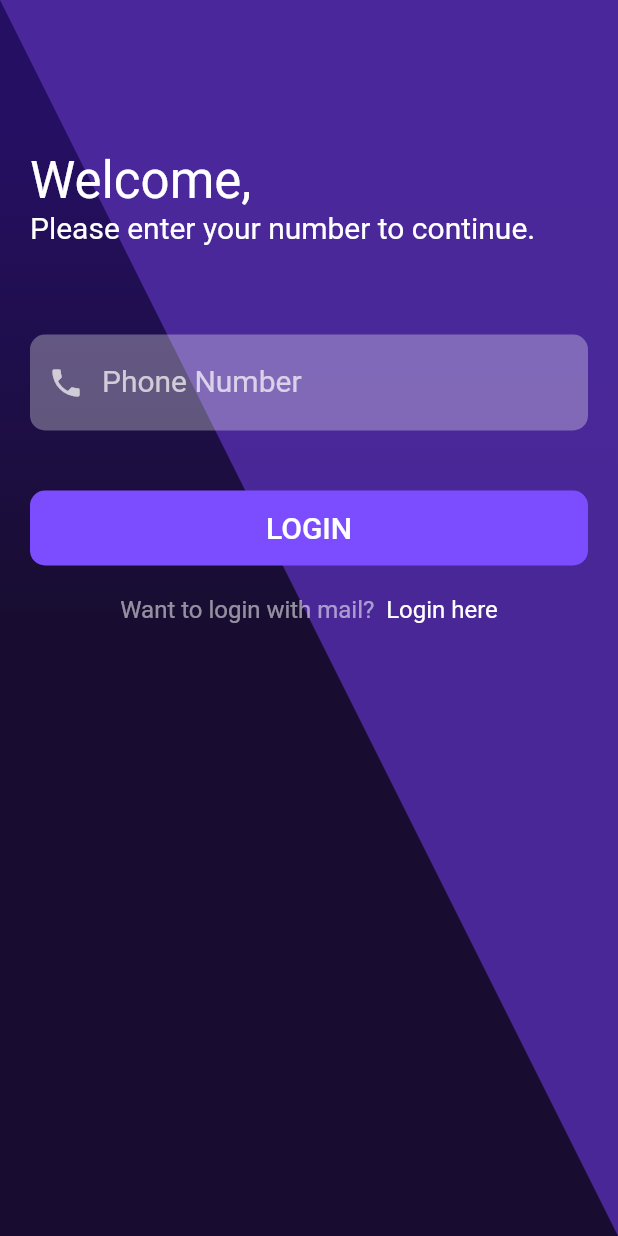
After one commit to bornakpaul/flakyFitness_profile, a Flutter app: the screen it shows after launch, after a tap on "OTP LOGIN", on a phone screen of 412 x 824 dp. The commit adds this screen. Run offline on Flutter 3.47's test engine with Material 2 defaults, Android fonts, the phone set to English and light mode, and no system bars; our stand-ins replace firebase_auth; accounts and stored records are empty; network calls fail.

Commit message:
Login with OTP through phone number implemented

```diff
--- a/lib/screens/LoginPage.dart
+++ b/lib/screens/LoginPage.dart
@@ -3,6 +3,7 @@ import 'package:flutter/gestures.dart';
 import 'package:flutter/material.dart';
 import 'package:profile_flutter_app/painters/background_painter.dart';
 import 'package:profile_flutter_app/screens/Profile%20Page.dart';
+import 'package:profile_flutter_app/screens/phoneLoginPage.dart';
 
 import 'RegisterPage.dart';
 
@@ -149,7 +150,7 @@ class _LoginPageState extends State<LoginPage> {
                           print("error");
                         }
                       },
-                      child:Text("REGISTER",style: TextStyle(fontSize: 20,color: Colors.white),),
+                      child:Text("LOGIN",style: TextStyle(fontSize: 20,color: Colors.white),),
                     ),
                   ),
                   SizedBox(height: 20.0,),
@@ -177,6 +178,21 @@ class _LoginPageState extends State<LoginPage> {
                       ],
                     ),
                   ),
+                  SizedBox(height: 40.0,),
+                  Container(
+                    width: double.infinity,
+                    height: 50,
+                    decoration: BoxDecoration(
+                        borderRadius: BorderRadius.circular(10.0),
+                        color: Colors.deepPurpleAccent
+                    ),
+                    child: FlatButton(
+                      onPressed: (){
+                        Navigator.push(context, MaterialPageRoute(builder: (context)=> phoneLoginPage()));
+                    },
+                      child: Text("OTP LOGIN",style: TextStyle(fontSize: 20,color: Colors.white),),
+                    )
+                  ),
                 ],
               ),
             ),
--- a/lib/screens/Profile Page.dart
+++ b/lib/screens/Profile Page.dart
@@ -1,5 +1,6 @@
 import 'dart:ui';
 
+import 'package:firebase_auth/firebase_auth.dart';
 import 'package:flutter/material.dart';
 import 'package:profile_flutter_app/screens/GymDescriptionPage.dart';
 import 'package:profile_flutter_app/screens/accountPage.dart';
--- /dev/null
+++ b/lib/screens/phoneLoginPage.dart
@@ -0,0 +1,201 @@
+import 'package:firebase_auth/firebase_auth.dart';
+import 'package:flutter/gestures.dart';
+import 'package:flutter/material.dart';
+import 'package:profile_flutter_app/painters/background_painter.dart';
+import 'package:profile_flutter_app/screens/Profile%20Page.dart';
+
+import 'LoginPage.dart';
+import 'RegisterPage.dart';
+
+class phoneLoginPage extends StatefulWidget {
+  @override
+  _phoneLoginPageState createState() => _phoneLoginPageState();
+}
+
+class _phoneLoginPageState extends State<phoneLoginPage> {
+
+  final _phoneController = TextEditingController();
+  final _codeController = TextEditingController();
+
+  Future<bool> loginUser( String phone, BuildContext context) async{
+    FirebaseAuth _auth = FirebaseAuth.instance;
+
+    _auth.verifyPhoneNumber(
+        phoneNumber: phone,
+        timeout: Duration(seconds: 60),
+        verificationCompleted: (AuthCredential credential) async {
+          Navigator.of(context).pop();
+          AuthResult result = await _auth.signInWithCredential(credential);
+
+          FirebaseUser user = result.user;
+
+          if(user != null){
+            Navigator.push(context, MaterialPageRoute(builder: (context)=> ProfilePage()));
+          }else{
+            print("Error");
+          }
+          //This callback would get called when verification is done automatically
+        },
+        verificationFailed: (AuthException exception){
+          print(exception);
+        },
+        codeSent: (String verificationId, [int forceResendingToken]){
+          showDialog(
+              context: context,
+              barrierDismissible: false,
+              builder: (context){
+                return AlertDialog(
+                  title: Text("Type the code"),
+                  content: Column(
+                    mainAxisSize: MainAxisSize.min,
+                    children: <Widget>[
+                      TextField(
+                        controller: _codeController,
+                      )
+                    ],
+                  ),
+                  actions: <Widget>[
+                    FlatButton(
+                        child: Text("Confirm"),
+                      textColor: Colors.white,
+                      color: Colors.deepPurpleAccent,
+                      onPressed: () async {
+                          final code = _codeController.text.trim();
+                          AuthCredential credential = PhoneAuthProvider.getCredential(
+                              verificationId: verificationId,
+                              smsCode: code
+                          );
+                          AuthResult result = await _auth.signInWithCredential(credential);
+
+                          FirebaseUser user = result.user;
+                          if(user != null ){
+                            Navigator.push(context, MaterialPageRoute(builder: (context)=> ProfilePage()));
+                          }else{
+                            print("Error");
+                          }
+                      },
+                    )
+                  ],
+                );
+              }
+          );
+        },
+        codeAutoRetrievalTimeout: null
+    );
+  }
+
+  @override
+  Widget build(BuildContext context) {
+    double height = MediaQuery.of(context).size.height;
+    double width = MediaQuery.of(context).size.width;
+
+    return Scaffold(
+      resizeToAvoidBottomInset: false,
+      body: Container(
+        height: height,
+        width: width,
+        decoration: BoxDecoration(
+          gradient: LinearGradient(
+            begin: Alignment.topCenter,
+            end: Alignment.bottomCenter,
+            stops: [0.1, 0.5, 0.9],
+            colors: [
+              Color(0xff250f63),
+              Color(0xff180d31),
+              Color(0xff180d31),
+            ],
+          ),
+        ),
+        child: Stack(
+          children: <Widget>[
+            SizedBox.expand(
+              child: CustomPaint(
+                painter: BackgroundPainter(),
+              ),
+            ),
+            Container(
+              padding: EdgeInsets.only(top: 80.0, left: 20.0,right: 20.0),
+              child: Column(
+                crossAxisAlignment: CrossAxisAlignment.start,
+                children: <Widget>[
+                  //Image(image: AssetImage('assets/logocircular.png'),height: 80.0,),
+                  SizedBox(height: 20.0,),
+                  Text("Welcome,", style: TextStyle(color: Colors.white,fontSize: 34),),
+                  Text("Please enter your number to continue.", style: TextStyle(color: Colors.white,fontSize: 20),),
+                  Container(
+                    padding: EdgeInsets.only(top: 60.0),
+                    child: Column(
+                      children: <Widget>[
+                        TextFormField(
+                          style: TextStyle(color: Colors.white,fontSize: 18),
+                          controller: _phoneController,
+                          decoration: InputDecoration(
+                            prefixIcon: Icon(Icons.phone,color: Colors.white70),
+                            labelText: "Phone Number",
+                            labelStyle: TextStyle(fontSize: 20.0,color: Colors.white70),
+                            filled: true,
+                            fillColor: Colors.white30,
+                            enabledBorder: UnderlineInputBorder(
+                                borderRadius: BorderRadius.circular(10.0),
+                                borderSide: BorderSide.none
+                            ),
+                            focusedBorder: OutlineInputBorder(
+                                borderRadius: BorderRadius.circular(10.0),
+                                borderSide: BorderSide(color: Colors.white70)
+                            ),
+                          ),
+                        ),
+                      ],
+                    ),
+                  ),
+                  SizedBox(height: 40.0,),
+                  Container(
+                    width: double.infinity,
+                    height: 50,
+                    decoration: BoxDecoration(
+                        borderRadius: BorderRadius.circular(10.0),
+                        color: Colors.deepPurpleAccent,
+                    ),
+                    child: FlatButton(
+                      onPressed: (){
+                        //code here for the button
+                        final phone = _phoneController.text.trim();
+                        loginUser(phone, context);
+                      },
+                      child: Text("LOGIN",style: TextStyle(fontSize: 20,color: Colors.white),),
+                    ),
+                  ),
+                  SizedBox(height: 20.0,),
+                  Container(
+                    width: double.infinity,
+                    child: Row(
+                      mainAxisAlignment: MainAxisAlignment.center,
+                      children: <Widget>[
+                        Text("Want to login with mail? ",style: TextStyle(fontSize: 16,
+                            color: Colors.white54),),
+                        RichText(
+                            text: TextSpan(
+                                text: ' Login here',
+                                style: TextStyle(fontSize: 16,color: Colors.white),
+                                recognizer: TapGestureRecognizer()
+                                  ..onTap = (){
+                                    Navigator.push(context, MaterialPageRoute(
+                                        builder: (context){
+                                          return LoginPage();
+                                        }
+                                    ));
+                                  }
+                            )
+                        )
+                      ],
+                    ),
+                  ),
+                ],
+              ),
+            ),
+          ],
+        ),
+      ),
+    );
+  }
+}
```
